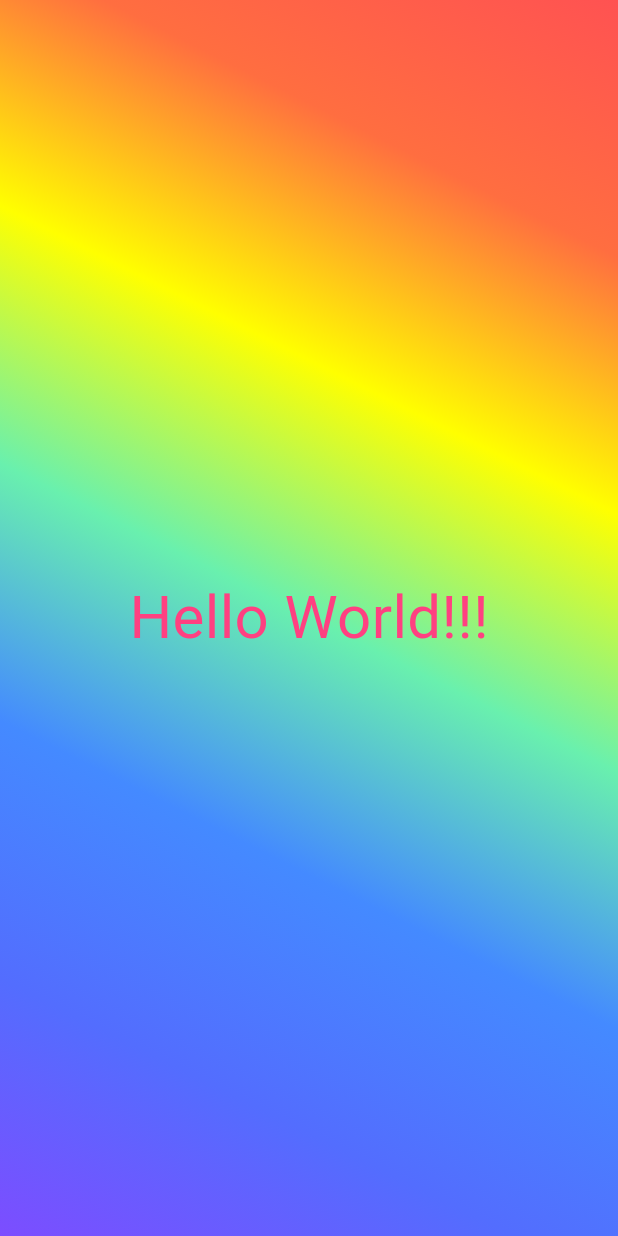
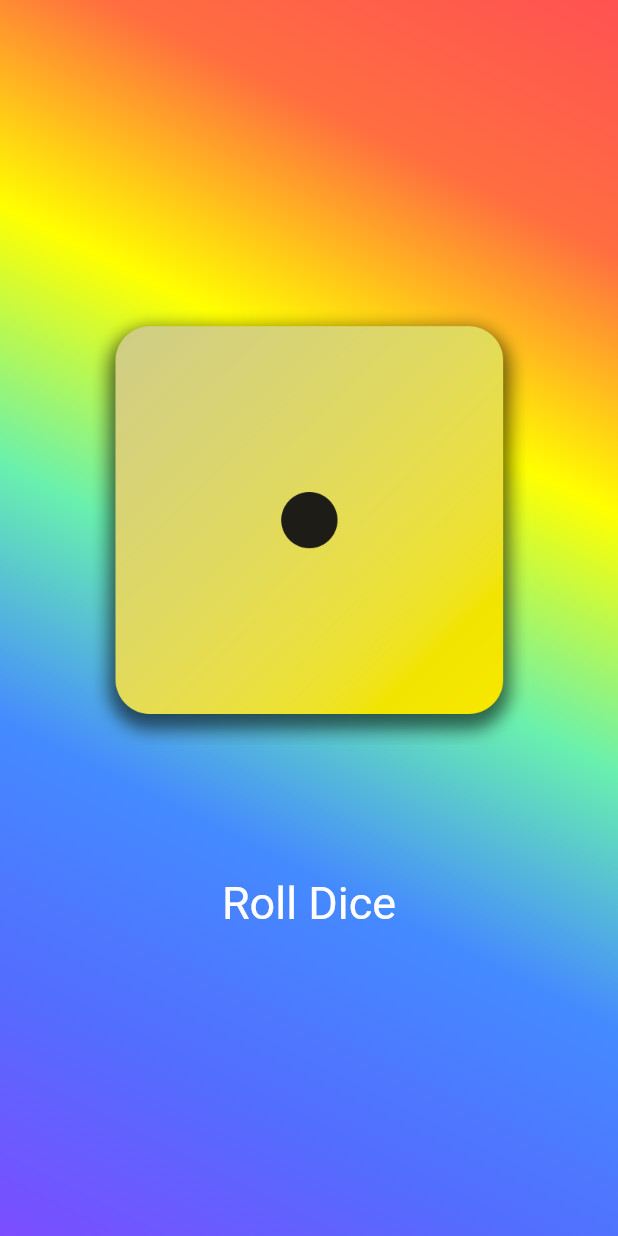
Before and after one commit to balayogigmcs/Dart, a Flutter app: the screen it shows after launch, on a phone screen of 412 x 824 dp. Run offline on Flutter 3.47's test engine with Material 3 defaults, Android fonts, the light colour scheme and no system bars.

Commit message:
images and buttons

```diff
--- a/lib/gradient_container.dart
+++ b/lib/gradient_container.dart
@@ -1,5 +1,6 @@
 import 'package:flutter/material.dart';
-import 'package:fp1/styled_text.dart';
+//import 'package:flutter/widgets.dart';
+//import 'package:fp1/styled_text.dart';
 
 const startAlignment = Alignment.bottomLeft;
 const endAlignment = Alignment.topRight;
@@ -15,14 +16,31 @@ class GradientContainer extends StatelessWidget {
     return Container(
       decoration: BoxDecoration(
         gradient: LinearGradient(
-          colors:  colors,
+          colors: colors,
           begin: startAlignment,
           end: endAlignment,
         ),
       ),
-      child: const Center(
-        child: StyledText('Hello World!!!'),
-      ),
+      child: Center(
+          child: Column(
+        mainAxisSize: MainAxisSize.min,
+        children: [
+          Image.asset(
+            'assets/images/dice-1.png',
+            width: 300,
+          ),
+          const SizedBox(height: 80),
+          TextButton(
+            onPressed: () {},
+            style: TextButton.styleFrom(
+             // padding: const EdgeInsets.only(top: 60),
+              foregroundColor: Colors.white,
+              textStyle: const TextStyle(fontSize: 30),
+            ),
+            child: const Text('Roll Dice'),
+          ),
+        ],
+      )),
     );
   }
 }
--- a/lib/main.dart
+++ b/lib/main.dart
@@ -5,7 +5,7 @@
   runApp(
     const MaterialApp(
       home: Scaffold(
-        body: GradientContainer(colors :[
+        body: GradientContainer(colors: [
           Colors.deepPurpleAccent,
           Colors.indigoAccent,
           Colors.blueAccent,
--- a/lib/styled_text.dart
+++ b/lib/styled_text.dart
@@ -1,7 +1,7 @@
 import 'package:flutter/material.dart';
 
 class StyledText extends StatelessWidget {
- const StyledText(this.text, {super.key});
+  const StyledText(this.text, {super.key});
   //const StyledText({key}): super(key:key);
 
   final String text;
@@ -10,7 +10,7 @@ class StyledText extends StatelessWidget {
   Widget build(BuildContext context) {
     return Text(
       text,
-      style:const TextStyle(
+      style: const TextStyle(
         color: Colors.pinkAccent,
         fontSize: 40,
       ),
--- a/pubspec.yaml
+++ b/pubspec.yaml
@@ -59,15 +59,13 @@ flutter:
   uses-material-design: true
 
   # To add assets to your application, add an assets section, like this:
-  # assets:
+  assets:
      - assets/images/dice-1.png
      - assets/images/dice-2.png
      - assets/images/dice-3.png
      - assets/images/dice-4.png
      - assets/images/dice-5.png
      - assets/images/dice-6.png
-  #   - images/a_dot_burr.jpeg
-  #   - images/a_dot_ham.jpeg
 
   # An image asset can refer to one or more resolution-specific "variants", see
   # https://flutter.dev/assets-and-images/#resolution-aware
```
Lines whose indentation alone changed are shown as unchanged.
